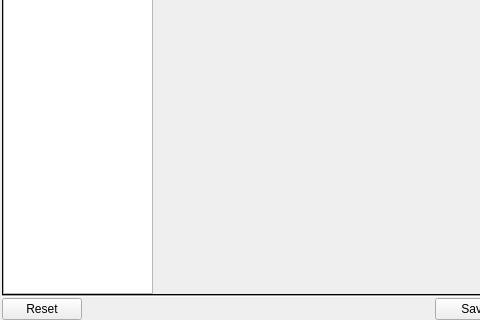
Before: the Qt Designer form appli/prodManager/ui/settings.ui in snaress/studio, drawn with Qt 5; both pictures show x 0 to 480 and y 180 to 500 of the 599 by 500 pixel window.
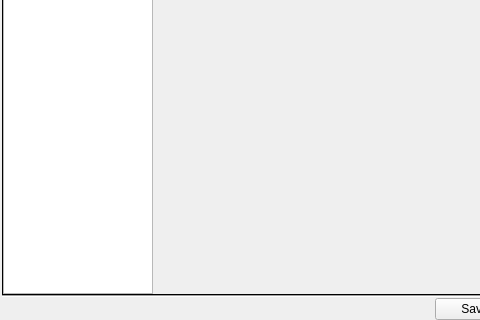
After: the same form once the commit is applied.

Patch:
```diff
--- a/appli/prodManager/ui/settings.ui
+++ b/appli/prodManager/ui/settings.ui
@@ -381,13 +381,6 @@
       <property name="bottomMargin">
        <number>0</number>
       </property>
-      <item>
-       <widget class="QPushButton" name="pbReset">
-        <property name="text">
-         <string>Reset</string>
-        </property>
-       </widget>
-      </item>
       <item>
        <spacer name="horizontalSpacer_5">
         <property name="orientation">
```
